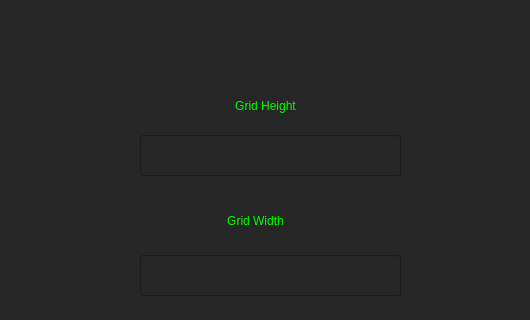
Before: the Qt Designer form mainPage.ui in brezden/Grassfire-Algorithm-Simulator, drawn with Qt 5; both pictures show x 0 to 530 and y 85 to 405 of the 1200 by 800 pixel window.
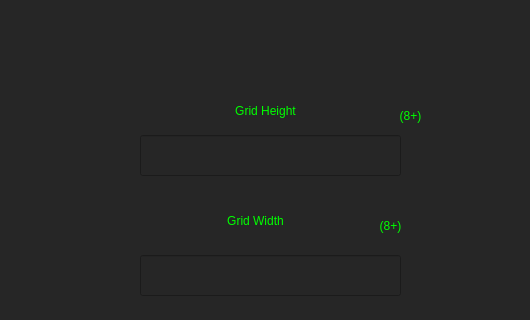
After: the same form once the commit is applied.

Diff of the .ui file:
```diff
--- a/mainPage.ui
+++ b/mainPage.ui
@@ -89,9 +89,9 @@
    <property name="geometry">
     <rect>
      <x>150</x>
-     <y>170</y>
+     <y>180</y>
      <width>231</width>
-     <height>41</height>
+     <height>31</height>
     </rect>
    </property>
    <property name="styleSheet">
@@ -240,6 +240,52 @@
     <set>Qt::AlignCenter</set>
    </property>
   </widget>
+  <widget class="QLabel" name="obstacle_3">
+   <property name="geometry">
+    <rect>
+     <x>370</x>
+     <y>300</y>
+     <width>41</width>
+     <height>21</height>
+    </rect>
+   </property>
+   <property name="styleSheet">
+    <string notr="true">display: flex;
+align-items: center;
+justify-content: center;
+color: rgb(0, 255, 0);
+font: 18px &quot;Lucida Console&quot;;</string>
+   </property>
+   <property name="text">
+    <string>(8+)</string>
+   </property>
+   <property name="alignment">
+    <set>Qt::AlignCenter</set>
+   </property>
+  </widget>
+  <widget class="QLabel" name="obstacle_4">
+   <property name="geometry">
+    <rect>
+     <x>390</x>
+     <y>190</y>
+     <width>41</width>
+     <height>21</height>
+    </rect>
+   </property>
+   <property name="styleSheet">
+    <string notr="true">display: flex;
+align-items: center;
+justify-content: center;
+color: rgb(0, 255, 0);
+font: 18px &quot;Lucida Console&quot;;</string>
+   </property>
+   <property name="text">
+    <string>(8+)</string>
+   </property>
+   <property name="alignment">
+    <set>Qt::AlignCenter</set>
+   </property>
+  </widget>
  </widget>
  <resources/>
  <connections/>
```
